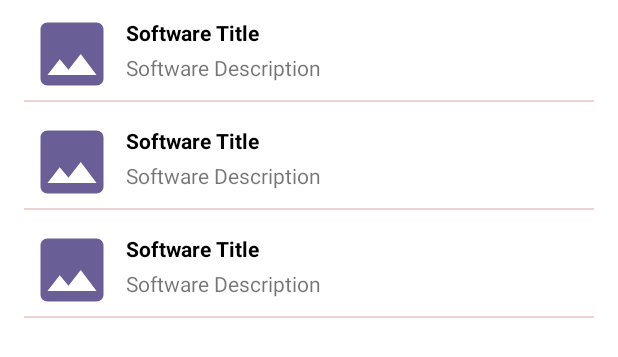
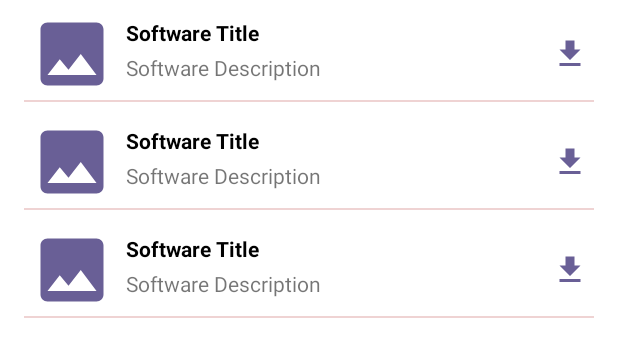
Before and after one commit to anarkulov/MyMarket, an Android app: the layout fragment_main.xml on its own in the app's theme, with its tools: preview values and no code run, on a phone screen of 412 x 824 dp. Shown: the top 357 px of the screen. Run offline under Robolectric (Android 15) with nearby library versions, the phone set to English and light mode, and no system bars.

Commit message:
Add dowload status for software

```diff
--- a/app/src/main/AndroidManifest.xml
+++ b/app/src/main/AndroidManifest.xml
@@ -3,6 +3,7 @@
     xmlns:tools="http://schemas.android.com/tools">
 
     <uses-permission android:name="android.permission.INTERNET" />
+    <uses-permission android:name="android.permission.WRITE_EXTERNAL_STORAGE" />
 
     <application
         android:allowBackup="true"
--- /dev/null
+++ b/app/src/main/res/drawable/ic_download.xml
@@ -0,0 +1,5 @@
+<vector android:height="24dp" android:tint="#695F96"
+    android:viewportHeight="24" android:viewportWidth="24"
+    android:width="24dp" xmlns:android="http://schemas.android.com/apk/res/android">
+    <path android:fillColor="@android:color/white" android:pathData="M5,20h14v-2H5V20zM19,9h-4V3H9v6H5l7,7L19,9z"/>
+</vector>
--- /dev/null
+++ b/app/src/main/res/drawable/ic_downloaded.xml
@@ -0,0 +1,6 @@
+<vector android:height="24dp" android:tint="#695F96"
+android:viewportHeight="24" android:viewportWidth="24"
+android:width="24dp" xmlns:android="http://schemas.android.com/apk/res/android">
+<path android:fillColor="@android:color/white" android:pathData="M17,18H7V6h7V1H7C5.9,1 5,1.9 5,3v18c0,1.1 0.9,2 2,2h10c1.1,0 2,-0.9 2,-2v-5h-2V18z"/>
+<path android:fillColor="@android:color/white" android:pathData="M18,14l5,-5l-1.41,-1.41l-2.59,2.58l0,-7.17l-2,0l0,7.17l-2.59,-2.58l-1.41,1.41z"/>
+</vector>
--- /dev/null
+++ b/app/src/main/res/drawable/ic_installed.xml
@@ -0,0 +1,6 @@
+<vector android:height="24dp" android:tint="#695F96"
+android:viewportHeight="24" android:viewportWidth="24"
+android:width="24dp" xmlns:android="http://schemas.android.com/apk/res/android">
+<path android:fillColor="@android:color/white" android:pathData="M20.13,5.41l-1.41,-1.41l-9.19,9.19l-4.25,-4.24l-1.41,1.41l5.66,5.66z"/>
+<path android:fillColor="@android:color/white" android:pathData="M5,18h14v2h-14z"/>
+</vector>
--- /dev/null
+++ b/app/src/main/res/drawable/ic_update.xml
@@ -0,0 +1,5 @@
+<vector android:height="24dp" android:tint="#695F96"
+    android:viewportHeight="24" android:viewportWidth="24"
+    android:width="24dp" xmlns:android="http://schemas.android.com/apk/res/android">
+    <path android:fillColor="@android:color/white" android:pathData="M21,10.12h-6.78l2.74,-2.82c-2.73,-2.7 -7.15,-2.8 -9.88,-0.1c-2.73,2.71 -2.73,7.08 0,9.79s7.15,2.71 9.88,0C18.32,15.65 19,14.08 19,12.1h2c0,1.98 -0.88,4.55 -2.64,6.29c-3.51,3.48 -9.21,3.48 -12.72,0c-3.5,-3.47 -3.53,-9.11 -0.02,-12.58s9.14,-3.47 12.65,0L21,3V10.12zM12.5,8v4.25l3.5,2.08l-0.72,1.21L11,13V8H12.5z"/>
+</vector>
--- a/app/src/main/res/layout/software_item.xml
+++ b/app/src/main/res/layout/software_item.xml
@@ -25,7 +25,7 @@
         android:layout_marginTop="8dp"
         android:textColor="@color/black"
         android:textStyle="bold"
-        app:layout_constraintEnd_toEndOf="parent"
+        app:layout_constraintEnd_toStartOf="@+id/iv_status"
         app:layout_constraintStart_toEndOf="@+id/iv_logo"
         app:layout_constraintTop_toTopOf="parent"
         tools:text="Software Title" />
@@ -39,11 +39,23 @@
         android:ellipsize="end"
         android:maxLines="1"
         app:layout_constraintBottom_toBottomOf="parent"
-        app:layout_constraintEnd_toEndOf="parent"
+        app:layout_constraintEnd_toStartOf="@+id/iv_status"
         app:layout_constraintStart_toEndOf="@+id/iv_logo"
         app:layout_constraintTop_toBottomOf="@+id/tv_title"
         app:layout_constraintVertical_bias="0"
         tools:text="Software Description" />
+
+    <ImageView
+        android:id="@+id/iv_status"
+        android:layout_width="wrap_content"
+        android:layout_height="wrap_content"
+        android:layout_margin="4dp"
+        android:contentDescription="status"
+        android:src="@drawable/ic_download"
+        app:layout_constraintBottom_toBottomOf="parent"
+        app:layout_constraintEnd_toEndOf="parent"
+        app:layout_constraintTop_toTopOf="parent"
+        tools:ignore="HardcodedText" />
 
     <View
         android:layout_width="match_parent"
```
Also changed, not shown: app/src/main/java/com/erzhan/mymarket/adapter/SoftwareAdapter.java (+19 -5 lines), app/src/main/java/com/erzhan/mymarket/ext/CommonExt.java (added, +61 -0 lines).
